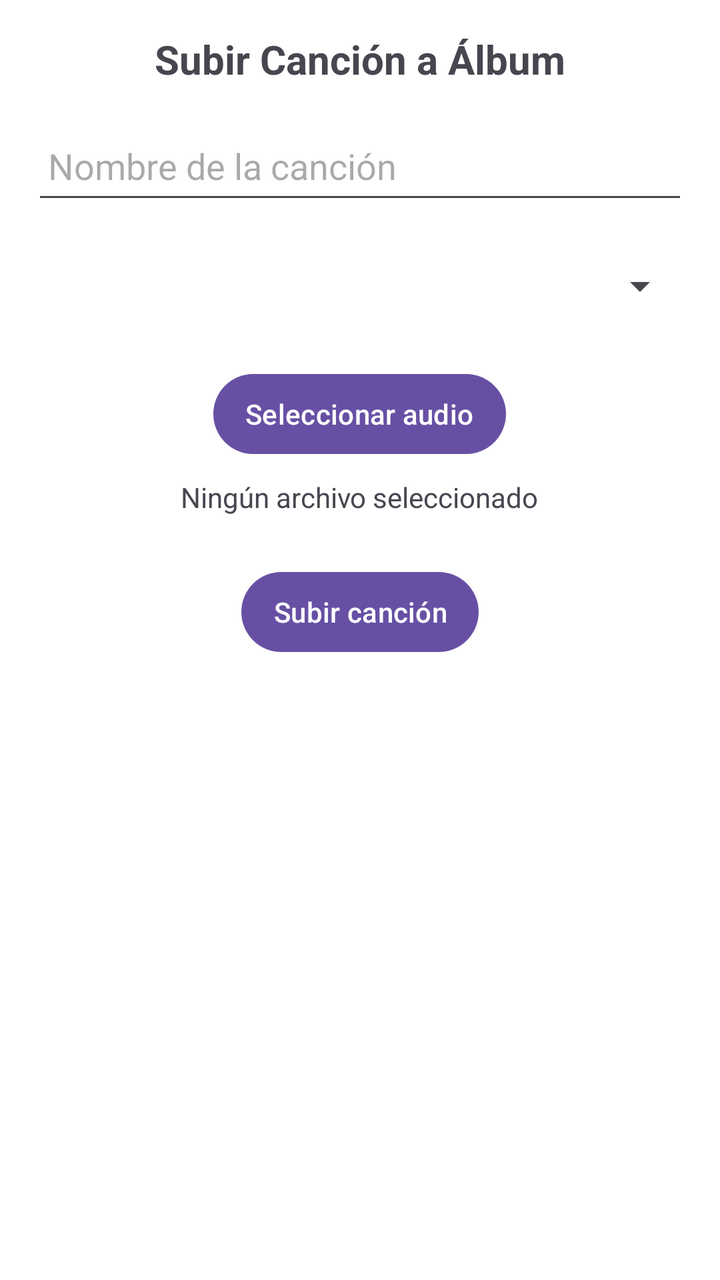
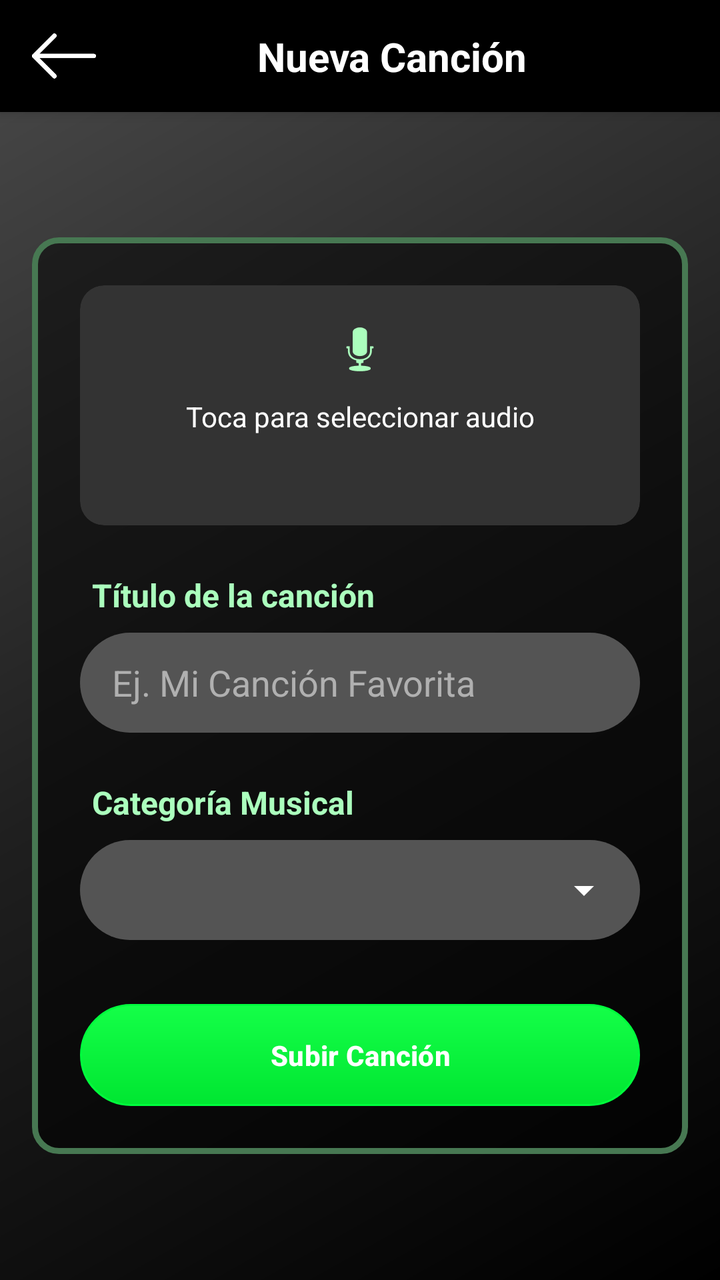

Two renders of the same Android screen: before a commit and after it. Below are the layout's source before the change and the commit's diff.
<!-- AndroidManifest.xml: application theme Theme.MusAPIApp -->
<!-- res/layout/activity_subir_cancion_album.xml -->
<?xml version="1.0" encoding="utf-8"?>
<ScrollView xmlns:android="http://schemas.android.com/apk/res/android"
    android:id="@+id/main"
    android:layout_width="match_parent"
    android:layout_height="match_parent"
    android:padding="16dp"
    android:background="#FFFFFF">

    <LinearLayout
        android:layout_width="match_parent"
        android:layout_height="wrap_content"
        android:orientation="vertical"
        android:gravity="center_horizontal">

        <TextView
            android:layout_width="wrap_content"
            android:layout_height="wrap_content"
            android:text="Subir Canción a Álbum"
            android:textSize="20sp"
            android:textStyle="bold"
            android:layout_marginBottom="16dp" />

        <EditText
            android:id="@+id/etNombre"
            android:layout_width="match_parent"
            android:layout_height="wrap_content"
            android:minHeight="48dp"
            android:hint="Nombre de la canción"
            android:padding="8dp" />

        <Spinner
            android:id="@+id/spCategorias"
            android:layout_width="match_parent"
            android:layout_height="wrap_content"
            android:minHeight="48dp"
            android:layout_marginTop="12dp"
            android:padding="8dp" />

        <Button
            android:id="@+id/btnSeleccionarAudio"
            android:layout_width="wrap_content"
            android:layout_height="wrap_content"
            android:minHeight="48dp"
            android:text="Seleccionar audio"
            android:layout_marginTop="16dp"
            android:paddingHorizontal="16dp" />

        <TextView
            android:id="@+id/tvAudioSeleccionado"
            android:layout_width="wrap_content"
            android:layout_height="wrap_content"
            android:text="Ningún archivo seleccionado"
            android:layout_marginTop="8dp" />

        <Button
            android:id="@+id/btnSubir"
            android:layout_width="wrap_content"
            android:layout_height="wrap_content"
            android:minHeight="48dp"
            android:text="Subir canción"
            android:layout_marginTop="24dp"
            android:paddingHorizontal="16dp" />

    </LinearLayout>
</ScrollView>
<!-- resources referenced by this layout -->
<resources>
  <style name="Theme.MusAPIApp" parent="Base.Theme.MusAPIApp" />
  <style name="Base.Theme.MusAPIApp" parent="Theme.Material3.DayNight.NoActionBar">
          
          
      </style>
</resources>

<!-- the commit's change to res/layout/activity_subir_cancion_album.xml (unified diff, before → after) -->
@@ -1,65 +1,168 @@
 <?xml version="1.0" encoding="utf-8"?>
-<ScrollView xmlns:android="http://schemas.android.com/apk/res/android"
+<androidx.constraintlayout.widget.ConstraintLayout 
+    xmlns:android="http://schemas.android.com/apk/res/android"
+    xmlns:app="http://schemas.android.com/apk/res-auto"
     android:id="@+id/main"
     android:layout_width="match_parent"
     android:layout_height="match_parent"
-    android:padding="16dp"
-    android:background="#FFFFFF">
+    android:background="@drawable/fondo_gradiente_principal">
 
-    <LinearLayout
+    <androidx.constraintlayout.widget.ConstraintLayout
+        android:id="@+id/headerBar"
         android:layout_width="match_parent"
         android:layout_height="wrap_content"
-        android:orientation="vertical"
-        android:gravity="center_horizontal">
+        android:background="#000000"
+        android:paddingVertical="12dp"
+        android:paddingHorizontal="16dp"
+        android:elevation="4dp"
+        app:layout_constraintTop_toTopOf="parent"
+        app:layout_constraintStart_toStartOf="parent"
+        app:layout_constraintEnd_toEndOf="parent">
+
+        <ImageButton
+            android:id="@+id/btnVolver"
+            android:layout_width="32dp"
+            android:layout_height="32dp"
+            android:background="?attr/selectableItemBackgroundBorderless"
+            android:contentDescription="Regresar"
+            android:scaleType="fitCenter"
+            android:src="@drawable/ic_back_black"
+            app:tint="#FFFFFF"
+            app:layout_constraintStart_toStartOf="parent"
+            app:layout_constraintTop_toTopOf="parent"
+            app:layout_constraintBottom_toBottomOf="parent" />
 
         <TextView
             android:layout_width="wrap_content"
             android:layout_height="wrap_content"
-            android:text="Subir Canción a Álbum"
+            android:text="Nueva Canción"
+            android:textColor="#FFFFFF"
             android:textSize="20sp"
             android:textStyle="bold"
-            android:layout_marginBottom="16dp" />
+            app:layout_constraintStart_toEndOf="@id/btnVolver"
+            app:layout_constraintEnd_toEndOf="parent"
+            app:layout_constraintTop_toTopOf="parent"
+            app:layout_constraintBottom_toBottomOf="parent" />
 
-        <EditText
-            android:id="@+id/etNombre"
+    </androidx.constraintlayout.widget.ConstraintLayout>
+
+    <ScrollView
+        android:id="@+id/scrollForm"
+        android:layout_width="match_parent"
+        android:layout_height="0dp"
+        android:fillViewport="true"
+        android:padding="16dp"
+        app:layout_constraintTop_toBottomOf="@id/headerBar"
+        app:layout_constraintBottom_toBottomOf="parent">
+
+        <LinearLayout
             android:layout_width="match_parent"
             android:layout_height="wrap_content"
-            android:minHeight="48dp"
-            android:hint="Nombre de la canción"
-            android:padding="8dp" />
+            android:orientation="vertical"
+            android:gravity="center">
 
-        <Spinner
-            android:id="@+id/spCategorias"
-            android:layout_width="match_parent"
-            android:layout_height="wrap_content"
-            android:minHeight="48dp"
-            android:layout_marginTop="12dp"
-            android:padding="8dp" />
+            <LinearLayout
+                android:layout_width="match_parent"
+                android:layout_height="wrap_content"
+                android:orientation="vertical"
+                android:background="@drawable/fondo_info_album"
+                android:padding="24dp"
+                android:gravity="center_horizontal">
 
-        <Button
-            android:id="@+id/btnSeleccionarAudio"
-            android:layout_width="wrap_content"
-            android:layout_height="wrap_content"
-            android:minHeight="48dp"
-            android:text="Seleccionar audio"
-            android:layout_marginTop="16dp"
-            android:paddingHorizontal="16dp" />
+                <androidx.cardview.widget.CardView
+                    android:id="@+id/cardAudio"
+                    android:layout_width="match_parent"
+                    android:layout_height="120dp"
+                    app:cardCornerRadius="12dp"
+                    app:cardBackgroundColor="#333333"
+                    app:cardElevation="0dp"
+                    android:layout_marginBottom="24dp">
 
-        <TextView
-            android:id="@+id/tvAudioSeleccionado"
-            android:layout_width="wrap_content"
-            android:layout_height="wrap_content"
-            android:text="Ningún archivo seleccionado"
-            android:layout_marginTop="8dp" />
+                    <LinearLayout
+                        android:layout_width="match_parent"
+                        android:layout_height="match_parent"
+                        android:orientation="vertical"
+                        android:gravity="center"
+                        android:padding="16dp">
 
-        <Button
-            android:id="@+id/btnSubir"
-            android:layout_width="wrap_content"
-            android:layout_height="wrap_content"
-            android:minHeight="48dp"
-            android:text="Subir canción"
-            android:layout_marginTop="24dp"
-            android:paddingHorizontal="16dp" />
+                        <ImageView
+                            android:layout_width="32dp"
+                            android:layout_height="32dp"
+                            android:src="@android:drawable/ic_btn_speak_now"
+                            app:tint="#ABFFBD"
+                            android:layout_marginBottom="8dp"/>
+                            <TextView
+                            android:id="@+id/tvAudioSeleccionado"
+                            android:layout_width="wrap_content"
+                            android:layout_height="wrap_content"
+                            android:text="Toca para seleccionar audio"
+                            android:textColor="#FFFFFF"
+                            android:textSize="14sp"
+                            android:gravity="center"/>
+                        
+                        <Button
+                            android:id="@+id/btnSeleccionarAudio"
+                            android:layout_width="match_parent"
+                            android:layout_height="match_parent"
+                            android:background="@android:color/transparent"
+                            android:alpha="0"/> 
+                            </LinearLayout>
+                </androidx.cardview.widget.CardView>
 
-    </LinearLayout>
-</ScrollView>
+                <TextView
+                    android:layout_width="match_parent"
+                    android:layout_height="wrap_content"
+                    android:text="Título de la canción"
+                    android:textColor="#ABFFBD"
+                    android:textStyle="bold"
+                    android:textSize="16sp"
+                    android:layout_marginBottom="8dp"
+                    android:layout_marginStart="4dp"/>
+
+                <EditText
+                    android:id="@+id/etNombre"
+                    android:layout_width="match_parent"
+                    android:layout_height="50dp"
+                    android:background="@drawable/fondo_input_login"
+                    android:hint="Ej. Mi Canción Favorita"
+                    android:textColorHint="#B0B0B0"
+                    android:textColor="#FFFFFF"
+                    android:paddingHorizontal="16dp"
+                    android:maxLength="100"
+                    android:inputType="textCapWords"
+                    android:layout_marginBottom="24dp"/>
+
+                <TextView
+                    android:layout_width="match_parent"
+                    android:layout_height="wrap_content"
+                    android:text="Categoría Musical"
+                    android:textColor="#ABFFBD"
+                    android:textStyle="bold"
+                    android:textSize="16sp"
+                    android:layout_marginBottom="8dp"
+                    android:layout_marginStart="4dp"/>
+
+                <Spinner
+                    android:id="@+id/spCategorias"
+                    android:layout_width="match_parent"
+                    android:layout_height="50dp"
+                    android:background="@drawable/fondo_spinner_custom"
+                    android:paddingHorizontal="8dp"
+                    android:layout_marginBottom="32dp"/>
+
+                <Button
+                    android:id="@+id/btnSubir"
+                    android:layout_width="match_parent"
+                    android:layout_height="wrap_content"
+                    android:text="Subir Canción"
+                    android:textColor="#FFFFFF"
+                    android:textStyle="bold"
+                    android:background="@drawable/fondo_boton_principal"
+                    app:backgroundTint="@null"
+                    android:paddingVertical="12dp"/>
+
+            </LinearLayout>
+        </LinearLayout>
+    </ScrollView>
+
+</androidx.constraintlayout.widget.ConstraintLayout>
<!-- resource entries referenced after the edit -->
@@ -1,6 +1,84 @@
 <!-- resources referenced by this layout -->
 <resources>
+  <!-- drawable fondo_boton_principal (drawable) -->
+  <?xml version="1.0" encoding="utf-8"?>
+  <shape xmlns:android="http://schemas.android.com/apk/res/android"
+      android:shape="rectangle">
+  
+      <gradient
+          android:startColor="#14FF48"
+          android:endColor="#00E631"
+          android:angle="270" />
+  
+      <corners android:radius="100dp" />
+  
+      <stroke
+          android:width="1dp"
+          android:color="#00FF3D" />
+  </shape>
+  <!-- drawable fondo_gradiente_principal (drawable) -->
+  <?xml version="1.0" encoding="utf-8"?>
+  <shape xmlns:android="http://schemas.android.com/apk/res/android"
+      android:shape="rectangle">
+      <gradient
+          android:startColor="#000000"
+          android:centerColor="#1F1F1F"
+          android:endColor="#4A4A4A"
+          android:angle="135"
+          android:type="linear" />
+  </shape>
+  <!-- drawable fondo_info_album (drawable) -->
+  <?xml version="1.0" encoding="utf-8"?>
+  <shape xmlns:android="http://schemas.android.com/apk/res/android"
+      android:shape="rectangle">
+  
+      <solid android:color="#85000000" />
+  
+      <stroke
+          android:width="3dp"
+          android:color="#477852" />
+  
+      <corners android:radius="12dp" />
+  </shape>
+  <!-- drawable fondo_input_login (drawable) -->
+  <?xml version="1.0" encoding="utf-8"?>
+  <shape xmlns:android="http://schemas.android.com/apk/res/android"
+      android:shape="rectangle">
+  
+      <solid android:color="#545454"/>
+  
+      <corners android:radius="100dp"/>
+  </shape>
+  <!-- drawable fondo_spinner_custom (drawable) -->
+  <?xml version="1.0" encoding="utf-8"?>
+  <layer-list xmlns:android="http://schemas.android.com/apk/res/android">
+      <item>
+          <shape android:shape="rectangle">
+              <solid android:color="#545454"/>
+              <corners android:radius="100dp"/>
+          </shape>
+      </item>
+  
+      <item
+          android:drawable="@drawable/ic_flecha_abajo"
+          android:gravity="center_vertical|end"
+          android:right="16dp"
+          android:end="16dp" />
+  </layer-list>
+  <!-- drawable ic_back_black: png bitmap (drawable, 4720 bytes) -->
   <style name="Theme.MusAPIApp" parent="Base.Theme.MusAPIApp" />
+  <!-- drawable ic_flecha_abajo (drawable) -->
+  <?xml version="1.0" encoding="utf-8"?>
+  <vector xmlns:android="http://schemas.android.com/apk/res/android"
+      android:width="24dp"
+      android:height="24dp"
+      android:viewportWidth="24"
+      android:viewportHeight="24"
+      android:tint="#FFFFFF">
+      <path
+          android:fillColor="@android:color/white"
+          android:pathData="M7,10l5,5 5,-5z"/>
+  </vector>
   <style name="Base.Theme.MusAPIApp" parent="Theme.Material3.DayNight.NoActionBar">
           
           
